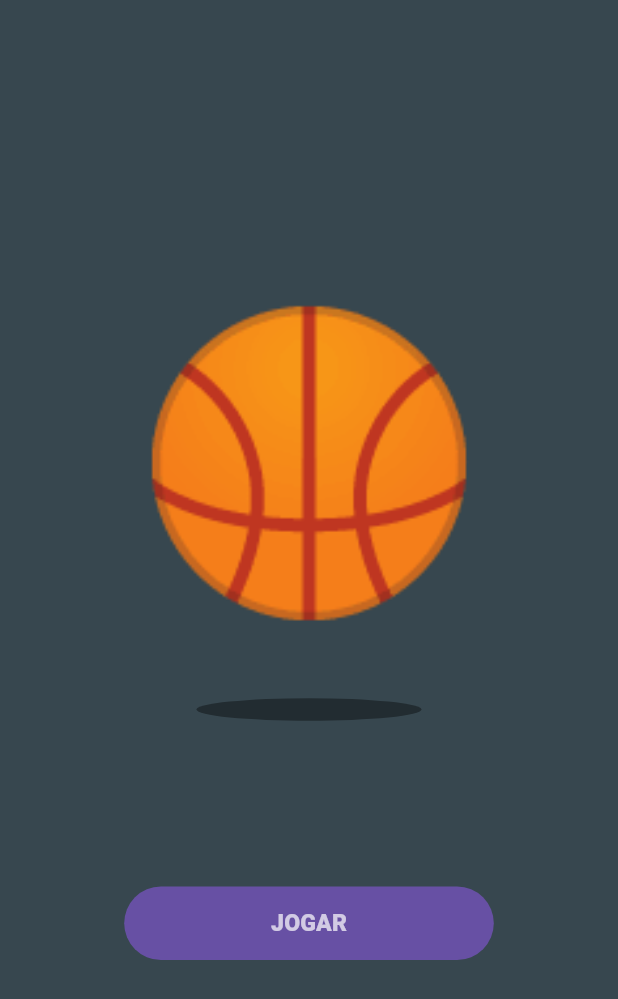
After one commit to ericamila/widgets, a Flutter app: the screen it shows after launch, after a tap on "Animate", on a phone screen of 412 x 824 dp. The commit adds this screen. Shown: the top 999 px of the screen. Run offline on Flutter 3.47's test engine with Material 3 defaults, Android fonts, the phone set to English and light mode, and no system bars; drawn by our look-alikes of flutter_animate; our stand-ins replace local_auth, lottie, supabase_flutter; accounts and stored records are empty.

Commit message:
animate.dart

```diff
--- /dev/null
+++ b/lib/animate.dart
@@ -0,0 +1,97 @@
+import 'package:flutter/material.dart';
+import 'package:flutter_animate/flutter_animate.dart';
+
+class AnimatePage extends StatefulWidget {
+  const AnimatePage({super.key});
+
+  @override
+  State<AnimatePage> createState() => _AnimatePageState();
+}
+
+class _AnimatePageState extends State<AnimatePage> {
+  final start = ValueNotifier(false);
+
+  @override
+  Widget build(BuildContext context) {
+    return Scaffold(
+      backgroundColor: Colors.blueGrey.shade800,
+      body: Center(
+        child: Column(
+          mainAxisAlignment: MainAxisAlignment.center,
+          children: [
+            const Text('\u{1F3C0}', style: TextStyle(fontSize: 190))
+                .animate(onPlay: (controller) => controller.repeat())
+                .moveY(
+                    begin: -25,
+                    end: 15,
+                    curve: Curves.easeInOut,
+                    duration: 1000.ms)
+                .then()
+                .moveY(begin: 15, end: -25, curve: Curves.easeInOut),
+            Padding(
+              padding: const EdgeInsets.only(top: 20.0),
+              child: Container(
+                width: 150,
+                height: 15,
+                decoration: const BoxDecoration(
+                    color: Colors.black38,
+                    borderRadius: BorderRadius.all(Radius.elliptical(150, 15))),
+              ),
+            )
+                .animate(onPlay: (controller) => controller.repeat())
+                .scaleX(
+                    begin: 0.8,
+                    end: 1.2,
+                    curve: Curves.easeInOut,
+                    duration: 1000.ms)
+                .then()
+                .scaleX(begin: 1.2, end: 0.8, curve: Curves.easeInOut),
+            const SizedBox(height: 100),
+            ValueListenableBuilder(
+              valueListenable: start,
+              builder: (context, started, _) => SizedBox(
+                width: MediaQuery.of(context).size.width - 60,
+                height: 70,
+                child: FilledButton(
+                  onPressed: () => start.value = !start.value,
+                  child: Text(
+                    'JOGAR',
+                    style: TextStyle(
+                      fontSize: 22,
+                      fontWeight: FontWeight.w900,
+                      color: Theme.of(context)
+                          .colorScheme
+                          .onPrimary
+                          .withOpacity(.7),
+                    ),
+                  ),
+                ),
+              )
+                  .animate(
+                    target: started ? 1 : 0,
+                    onPlay: (controller) => controller.reverse(),
+                    onComplete: (controller) => debugPrint('Completou'),
+                  )
+                  .elevation(
+                      end: 20,
+                      color: Colors.black,
+                      borderRadius: BorderRadius.circular(50))
+                  .shake(hz: 2, rotation: 0.2)
+                  .flip(begin: -0.2)
+                  .slideY(end: -0.5)
+                  .scaleXY(begin: .7)
+                  .animate(onPlay: (controller) {
+                    controller.repeat();
+                    if (started) {
+                      controller.stop();
+                    }
+                  })
+                  .shimmer(delay: 5000.ms, duration: 1000.ms)
+                  .shakeX(hz: 5),
+            ),
+          ],
+        ),
+      ),
+    );
+  }
+}
--- a/lib/main.dart
+++ b/lib/main.dart
@@ -1,5 +1,6 @@
 import 'package:flutter/material.dart';
 import 'package:flutter/services.dart';
+import 'package:flutter_animate/flutter_animate.dart';
 import 'package:supabase_flutter/supabase_flutter.dart';
 import 'package:teste_p/biometria.dart';
 import 'package:teste_p/dropdown_menu.dart';
@@ -7,6 +8,7 @@ import 'package:teste_p/space.dart';
 import 'package:teste_p/tab_bar.dart';
 
 import 'animacoes_page.dart';
+import 'animate.dart';
 import 'banco.dart';
 import 'crud_supabase.dart';
 import 'elevatedbutton_icon.dart';
@@ -17,6 +19,7 @@ Future<void> main() async {
   WidgetsFlutterBinding.ensureInitialized();
   await Supabase.initialize(url: supabaseUrl, anonKey: anonKey);
 
+  Animate.restartOnHotReload = true;
   runApp(const MyApp());
 }
 
@@ -91,6 +94,10 @@ class _HomePageState extends State<HomePage> {
               onPressed: () => open((_) => const FlowWidgetPage()),
               child: const Text('Flow Widget'),
             ),
+            TextButton(
+              onPressed: () => open((_) => const AnimatePage()),
+              child: const Text('Animate'),
+            ),
           ],
         ),
       ),
@@ -100,7 +107,6 @@ class _HomePageState extends State<HomePage> {
   open(pagina) {
     Navigator.push(context, MaterialPageRoute(builder: pagina));
   }
-
 
   onDropdownMenu() {
     Navigator.push(
--- a/pubspec.yaml
+++ b/pubspec.yaml
@@ -40,6 +40,7 @@ dependencies:
   uuid: ^4.4.0
   local_auth: ^2.2.0
   lottie: ^3.1.2
+  flutter_animate: ^4.5.0
 
 dev_dependencies:
   flutter_test:
```
Also changed, not shown: images/dollar.png (added), pubspec.lock.
